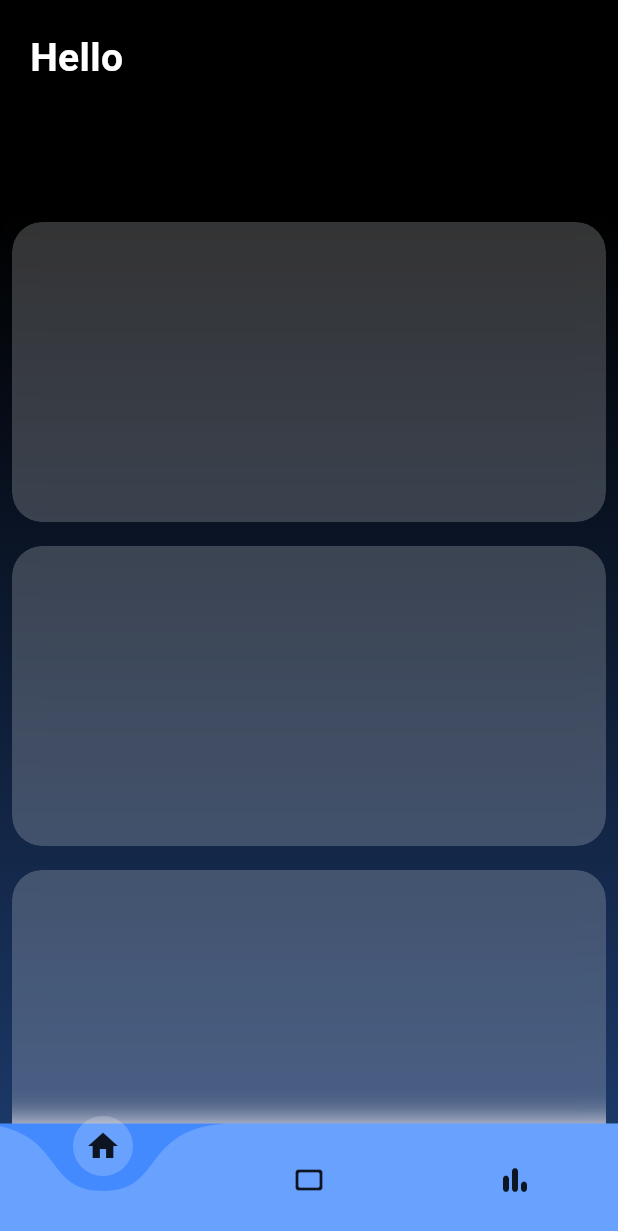
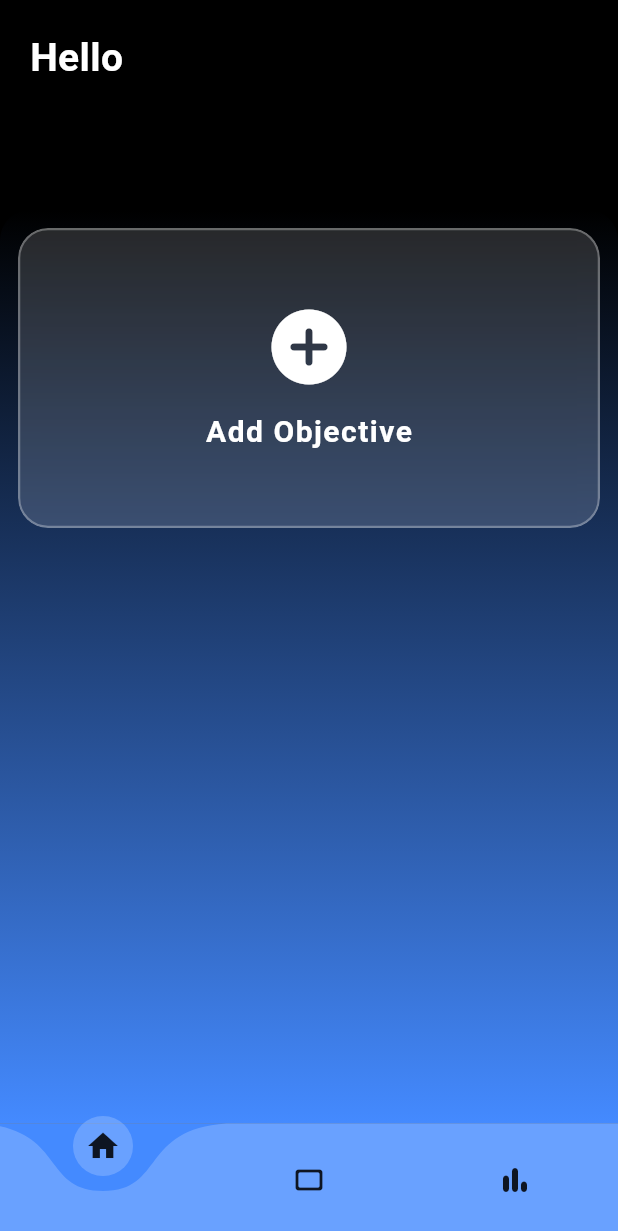
Before and after one commit to MridulSharma2552007/koru-, a Flutter app: the Root screen opened directly, on a phone screen of 412 x 824 dp. Shown: the top 1231 px of the screen. Run offline on Flutter 3.47's test engine with Material 3 defaults, Android fonts, the phone set to English and light mode, and no system bars; drawn by our look-alikes of curved_navigation_bar; our stand-ins replace shared_preferences; accounts and stored records are empty.

Commit message:
button added

```diff
--- a/lib/appscreens/home.dart
+++ b/lib/appscreens/home.dart
@@ -70,17 +70,7 @@ class homescreenconatiner extends StatelessWidget {
           topRight: Radius.circular(20),
         ),
       ),
-      child: Column(
-        children: [
-          ContanersWithobjective(),
-          ContanersWithobjective(),
-          ContanersWithobjective(),
-          ContanersWithobjective(),
-          ContanersWithobjective(),
-          ContanersWithobjective(),
-          ContanersWithobjective(),
-        ],
-      ),
+      child: Column(children: [ContanersWithobjective()]),
     );
   }
 }
--- a/lib/appscreens/root.dart
+++ b/lib/appscreens/root.dart
@@ -14,7 +14,10 @@ class _RootState extends State<Root> {
     return SafeArea(
       bottom: false,
       top: false,
-      child: Scaffold(bottomNavigationBar: Navbar()),
+      child: Scaffold(
+        backgroundColor: Colors.blueAccent,
+        bottomNavigationBar: Navbar(),
+      ),
     );
   }
 }
--- a/lib/widgets/contaners_withobjective.dart
+++ b/lib/widgets/contaners_withobjective.dart
@@ -8,10 +8,16 @@ class ContanersWithobjective extends StatelessWidget {
   @override
   Widget build(BuildContext context) {
     return Padding(
-      padding: const EdgeInsets.all(8.0),
+      padding: const EdgeInsets.all(12.0),
+      child: GestureDetector(
+        onTap: () {
+          // 👉 Do something when tapped
+          ScaffoldMessenger.of(context).showSnackBar(
+            const SnackBar(content: Text("Add Objective tapped!")),
+          );
+        },
         child: ClipRRect(
           borderRadius: BorderRadius.circular(20),
-
           child: BackdropFilter(
             filter: ImageFilter.blur(sigmaX: 10, sigmaY: 10),
             child: Container(
@@ -19,7 +25,28 @@ class ContanersWithobjective extends StatelessWidget {
               width: double.infinity,
               decoration: BoxDecoration(
                 borderRadius: BorderRadius.circular(20),
-              color: Colors.white.withValues(alpha: 0.2),
+                color: Colors.white.withOpacity(0.15),
+                border: Border.all(
+                  color: Colors.white.withOpacity(0.3),
+                  width: 1.5,
+                ),
+              ),
+              child: Column(
+                mainAxisAlignment: MainAxisAlignment.center,
+                children: const [
+                  Icon(Icons.add_circle_rounded, size: 60, color: Colors.white),
+                  SizedBox(height: 12),
+                  Text(
+                    "Add Objective",
+                    style: TextStyle(
+                      color: Colors.white,
+                      fontSize: 20,
+                      fontWeight: FontWeight.w600,
+                      letterSpacing: 1,
+                    ),
+                  ),
+                ],
+              ),
             ),
           ),
         ),
```
Lines whose indentation alone changed are shown as unchanged.
